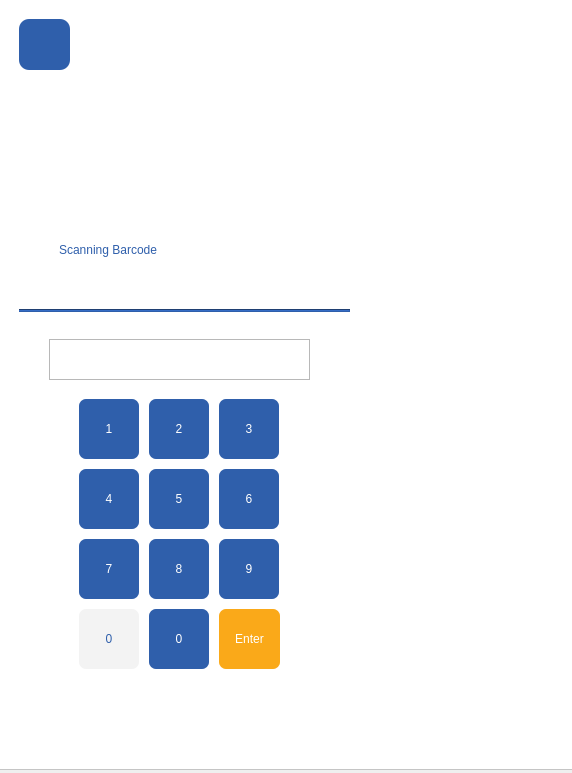
First picture: the form in ui/collect-parcel.ui, repository mohamedbouaroukane/rspi, before the edit.
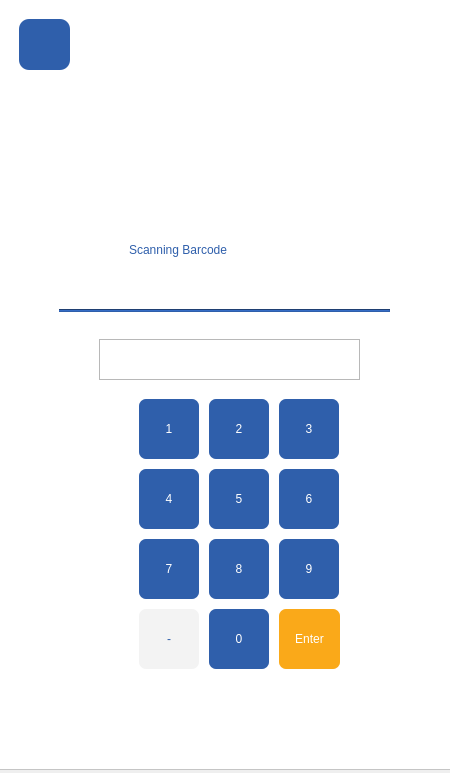
Second picture: the form after the edit. Icons and pictures are not drawn.

```diff
--- a/ui/collect-parcel.ui
+++ b/ui/collect-parcel.ui
@@ -6,7 +6,7 @@
    <rect>
     <x>0</x>
     <y>0</y>
-    <width>572</width>
+    <width>450</width>
     <height>773</height>
    </rect>
   </property>
@@ -37,7 +37,7 @@
     <widget class="QLabel" name="label_3">
      <property name="geometry">
       <rect>
-       <x>60</x>
+       <x>130</x>
        <y>210</y>
        <width>191</width>
        <height>81</height>
@@ -56,7 +56,7 @@
     <widget class="QLabel" name="label_5">
      <property name="geometry">
       <rect>
-       <x>80</x>
+       <x>160</x>
        <y>90</y>
        <width>141</width>
        <height>141</height>
@@ -78,7 +78,7 @@
     <widget class="Line" name="line">
      <property name="geometry">
       <rect>
-       <x>20</x>
+       <x>60</x>
        <y>310</y>
        <width>331</width>
        <height>3</height>
@@ -96,7 +96,7 @@
     <widget class="QPlainTextEdit" name="plainTextEdit">
      <property name="geometry">
       <rect>
-       <x>50</x>
+       <x>100</x>
        <y>340</y>
        <width>261</width>
        <height>41</height>
@@ -106,7 +106,7 @@
     <widget class="QPushButton" name="pushButton">
      <property name="geometry">
       <rect>
-       <x>80</x>
+       <x>140</x>
        <y>400</y>
        <width>60</width>
        <height>60</height>
@@ -128,7 +128,7 @@
     <widget class="QPushButton" name="pushButton_2">
      <property name="geometry">
       <rect>
-       <x>150</x>
+       <x>210</x>
        <y>400</y>
        <width>60</width>
        <height>60</height>
@@ -150,7 +150,7 @@
     <widget class="QPushButton" name="pushButton_3">
      <property name="geometry">
       <rect>
-       <x>220</x>
+       <x>280</x>
        <y>400</y>
        <width>60</width>
        <height>60</height>
@@ -173,7 +173,7 @@
     <widget class="QPushButton" name="pushButton_4">
      <property name="geometry">
       <rect>
-       <x>80</x>
+       <x>140</x>
        <y>470</y>
        <width>60</width>
        <height>60</height>
@@ -195,7 +195,7 @@
     <widget class="QPushButton" name="pushButton_5">
      <property name="geometry">
       <rect>
-       <x>220</x>
+       <x>280</x>
        <y>470</y>
        <width>60</width>
        <height>60</height>
@@ -217,7 +217,7 @@
     <widget class="QPushButton" name="pushButton_6">
      <property name="geometry">
       <rect>
-       <x>150</x>
+       <x>210</x>
        <y>470</y>
        <width>60</width>
        <height>60</height>
@@ -239,7 +239,7 @@
     <widget class="QPushButton" name="pushButton_8">
      <property name="geometry">
       <rect>
-       <x>150</x>
+       <x>210</x>
        <y>610</y>
        <width>60</width>
        <height>60</height>
@@ -261,7 +261,7 @@
     <widget class="QPushButton" name="pushButton_9">
      <property name="geometry">
       <rect>
-       <x>220</x>
+       <x>280</x>
        <y>610</y>
        <width>61</width>
        <height>60</height>
@@ -283,7 +283,7 @@
     <widget class="QPushButton" name="pushButton_7">
      <property name="geometry">
       <rect>
-       <x>220</x>
+       <x>280</x>
        <y>540</y>
        <width>60</width>
        <height>60</height>
@@ -305,7 +305,7 @@
     <widget class="QPushButton" name="pushButton_10">
      <property name="geometry">
       <rect>
-       <x>80</x>
+       <x>140</x>
        <y>540</y>
        <width>60</width>
        <height>60</height>
@@ -327,7 +327,7 @@
     <widget class="QPushButton" name="pushButton_11">
      <property name="geometry">
       <rect>
-       <x>150</x>
+       <x>210</x>
        <y>540</y>
        <width>60</width>
        <height>60</height>
@@ -390,7 +390,7 @@
     <widget class="QPushButton" name="pushButton_12">
      <property name="geometry">
       <rect>
-       <x>80</x>
+       <x>140</x>
        <y>610</y>
        <width>60</width>
        <height>60</height>
@@ -406,7 +406,7 @@
 border-radius:7px;</string>
      </property>
      <property name="text">
-      <string>0</string>
+      <string>-</string>
      </property>
     </widget>
     <zorder>back</zorder>
```
